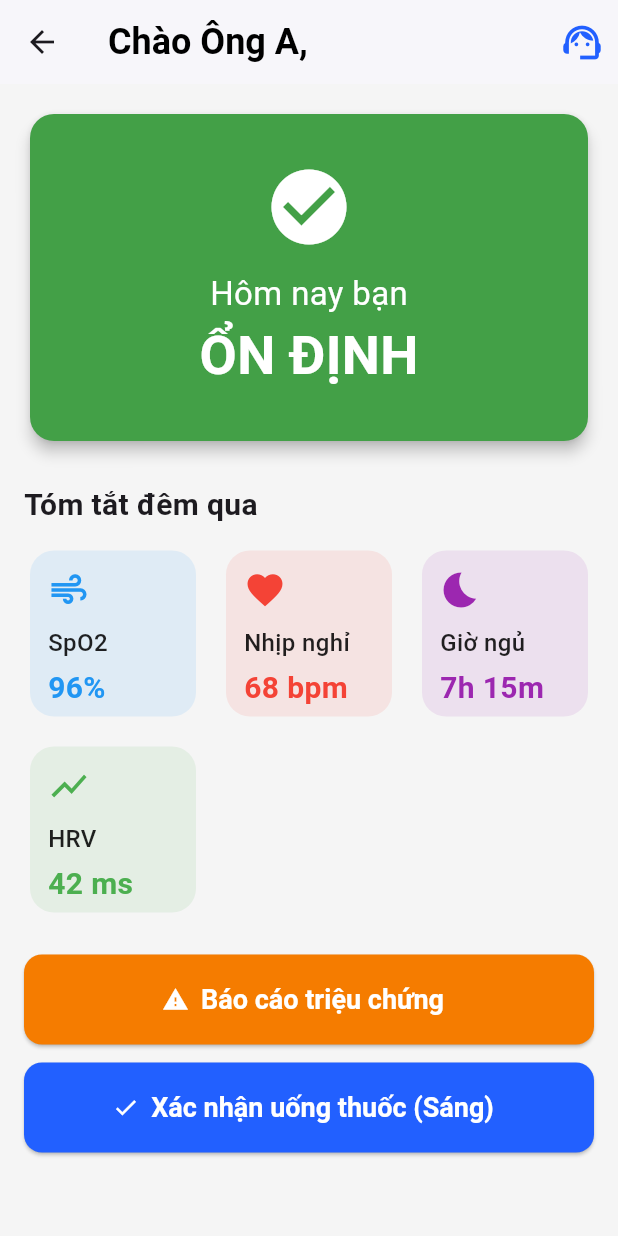
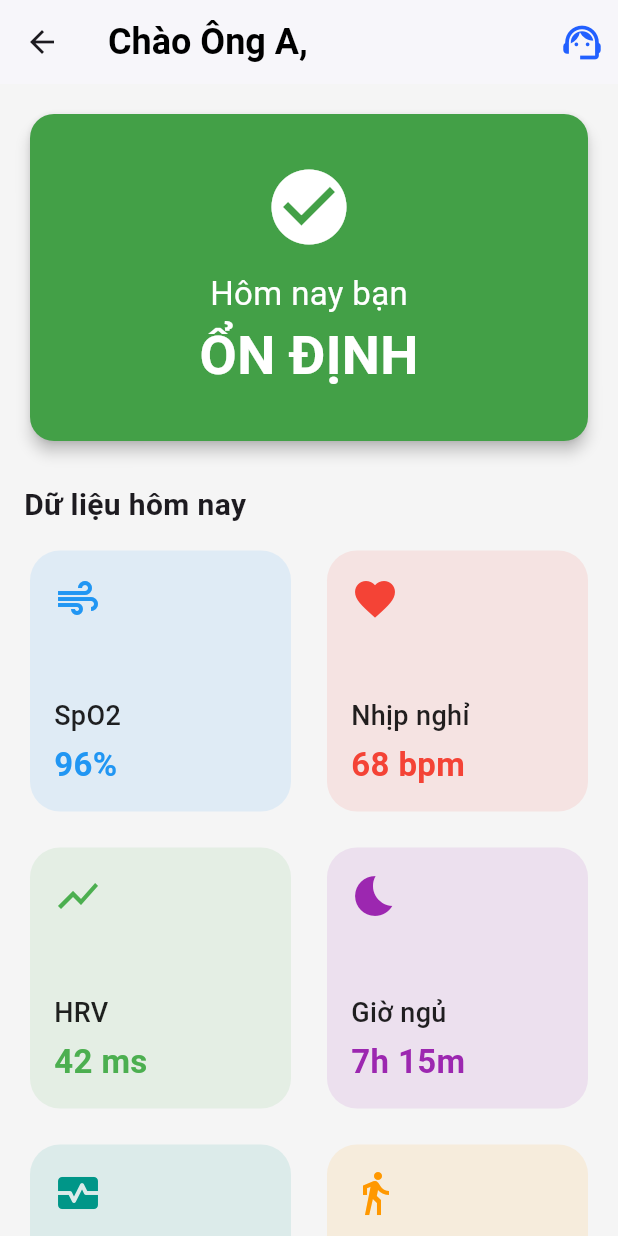
Before and after one commit to Thinhskyduck/smartheart-app, a Flutter app: the DashboardScreen screen opened directly, on a phone screen of 412 x 824 dp. Run offline on Flutter 3.47's test engine with Material 3 defaults, Android fonts, the phone set to English and light mode, and no system bars; our stand-ins replace fl_chart.

Commit message:
Upgrade dashboard and health stats UI
Enhanced the dashboard grid to show 6 metrics in 2 columns, improved metric card design with null handling, and updated button styles. Refactored health stats screen to display 4 main charts, 2 non-chart cards, and improved chart rendering and legend interactions for better clarity and usability.

```diff
--- a/lib/dashboard_screen.dart
+++ b/lib/dashboard_screen.dart
@@ -1,6 +1,5 @@
 import 'package:flutter/material.dart';
 import 'package:flutter/cupertino.dart';
-
 import 'symptom_report_screen.dart';
 
 const Color primaryColor = Color(0xFF2260FF);
@@ -11,6 +10,14 @@ enum AIStatus { stable, warning, danger }
 class DashboardScreen extends StatelessWidget {
   final AIStatus currentStatus = AIStatus.stable;
   final String patientName = "Ông A";
+
+  // Dữ liệu giả lập - bạn có thể truyền `null` để test
+  final String? spo2Value = "96%";
+  final String? hrValue = "68 bpm";
+  final String? hrvValue = "42 ms";
+  final String? sleepValue = "7h 15m";
+  final String? ecgValue = "Nhịp Xoang"; // ECG
+  final String? activityValue = "3,205 Bước"; // Vận động
 
   Color getStatusColor() {
     // ... (Giữ nguyên)
@@ -23,6 +30,7 @@ class DashboardScreen extends StatelessWidget {
         return Colors.red[700]!;
     }
   }
+
   String getStatusText() {
     // ... (Giữ nguyên)
     switch (currentStatus) {
@@ -34,6 +42,7 @@ class DashboardScreen extends StatelessWidget {
         return "CẢNH BÁO";
     }
   }
+
   IconData getStatusIcon() {
     // ... (Giữ nguyên)
     switch (currentStatus) {
@@ -73,32 +82,35 @@ class DashboardScreen extends StatelessWidget {
           child: Column(
             crossAxisAlignment: CrossAxisAlignment.stretch,
             children: [
-              _buildAIStatusCard(), // Thẻ này đã đẹp, giữ nguyên
+              _buildAIStatusCard(),
               SizedBox(height: 24),
 
               Text(
-                "Tóm tắt đêm qua",
+                "Dữ liệu hôm nay", // Đổi tiêu đề
                 style: TextStyle(fontSize: 20, fontWeight: FontWeight.bold),
               ),
               SizedBox(height: 12),
 
-              // ======== NÂNG CẤP GIAO DIỆN LƯỚI ========
+              // ======== NÂNG CẤP LƯỚI 2 CỘT (6 CHỈ SỐ) ========
               GridView.count(
-                crossAxisCount: 3, // 3 cột
-                crossAxisSpacing: 12,
-                mainAxisSpacing: 12,
-                shrinkWrap: true, // Quan trọng: để GridView không cuộn
-                physics: NeverScrollableScrollPhysics(), // và không chiếm full
+                crossAxisCount: 2, // 2 cột
+                crossAxisSpacing: 16, // Tăng khoảng cách
+                mainAxisSpacing: 16,  // Tăng khoảng cách
+                shrinkWrap: true,
+                physics: NeverScrollableScrollPhysics(),
                 children: [
                   _buildMetricCard(
-                      "SpO2", "96%", Icons.air, Colors.blue),
+                      "SpO2", spo2Value, Icons.air, Colors.blue),
                   _buildMetricCard(
-                      "Nhịp nghỉ", "68 bpm", Icons.favorite, Colors.red),
+                      "Nhịp nghỉ", hrValue, Icons.favorite, Colors.red),
                   _buildMetricCard(
-                      "Giờ ngủ", "7h 15m", Icons.bedtime, Colors.purple),
+                      "HRV", hrvValue, Icons.show_chart, Colors.green),
                   _buildMetricCard(
-                      "HRV", "42 ms", Icons.show_chart, Colors.green),
-                  // Bạn có thể thêm các chỉ số khác
+                      "Giờ ngủ", sleepValue, Icons.bedtime, Colors.purple),
+                  _buildMetricCard(
+                      "ECG (Cuối)", ecgValue, Icons.monitor_heart, Colors.teal),
+                  _buildMetricCard(
+                      "Vận động", activityValue, Icons.directions_walk, Colors.orange),
                 ],
               ),
               // ======== KẾT THÚC NÂNG CẤP LƯỚI ========
@@ -113,7 +125,7 @@ class DashboardScreen extends StatelessWidget {
   }
 
   Widget _buildAIStatusCard() {
-    // (Giữ nguyên code của widget này, nó đã đẹp)
+    // (Giữ nguyên code của widget này)
     return Card(
       elevation: 4,
       color: getStatusColor(),
@@ -142,40 +154,43 @@ class DashboardScreen extends StatelessWidget {
     );
   }
 
-  // ======== NÂNG CẤP GIAO DIỆN THẺ CHỈ SỐ ========
+  // ======== NÂNG CẤP THẺ CHỈ SỐ (XỬ LÝ NULL VÀ LỖI withOpacity) ========
   Widget _buildMetricCard(
-      String title, String value, IconData icon, Color color) {
+      String title, String? value, IconData icon, Color color) {
+    bool hasData = value != null;
+
     return Card(
       elevation: 0, // Thiết kế phẳng
-      color: color.withOpacity(0.1), // Màu nền nhẹ
+      // Sửa lỗi: dùng withAlpha
+      color: hasData ? color.withAlpha((255 * 0.1).round()) : Colors.grey[100],
       shape: RoundedRectangleBorder(
-        borderRadius: BorderRadius.circular(16),
-        // side: BorderSide(color: color.withOpacity(0.3), width: 1), // Viền nhẹ
+        borderRadius: BorderRadius.circular(20), // Bo tròn hơn
       ),
       child: Padding(
-        padding: const EdgeInsets.all(12.0),
+        padding: const EdgeInsets.all(16.0), // Tăng padding
         child: Column(
           mainAxisAlignment: MainAxisAlignment.center,
           crossAxisAlignment: CrossAxisAlignment.start,
           children: [
-            Icon(icon, color: color, size: 28),
-            SizedBox(height: 10),
+            Icon(icon, color: hasData ? color : Colors.grey[400], size: 32), // Icon to hơn
+            Spacer(),
             Text(
               title,
               style: TextStyle(
-                fontSize: 16,
+                fontSize: 18, // Chữ to hơn
                 fontWeight: FontWeight.w500,
-                color: Colors.black87,
+                color: hasData ? Colors.black87 : Colors.grey[600],
               ),
             ),
             SizedBox(height: 4),
             Text(
-              value,
+              hasData ? value : "Không có dữ liệu",
               style: TextStyle(
-                fontSize: 20,
+                fontSize: 22, // Chữ to hơn
                 fontWeight: FontWeight.bold,
-                color: color,
+                color: hasData ? color : Colors.grey[500],
               ),
+              overflow: TextOverflow.ellipsis,
             ),
           ],
         ),
@@ -184,14 +199,13 @@ class DashboardScreen extends StatelessWidget {
   }
   // ======== KẾT THÚC NÂNG CẤP THẺ CHỈ SỐ ========
 
-  // ======== BỎ 2 NÚT TEST, THAY ĐỔI MÀU SẮC ========
   Widget _buildActionButtons(BuildContext context) {
+    // (Giữ nguyên code của widget này, đã bỏ 2 nút test)
     return Column(
       children: [
-        // Nút Báo cáo, dùng màu Cam (Warning)
         ElevatedButton.icon(
           style: ElevatedButton.styleFrom(
-            backgroundColor: Colors.orange[700], // <-- Sửa màu
+            backgroundColor: Colors.orange[700],
             foregroundColor: Colors.white,
             minimumSize: Size(double.infinity, 60),
             shape:
@@ -216,11 +230,9 @@ class DashboardScreen extends StatelessWidget {
           },
         ),
         SizedBox(height: 12),
-
-        // Nút Xác nhận thuốc, dùng màu chính
         ElevatedButton.icon(
           style: ElevatedButton.styleFrom(
-            backgroundColor: primaryColor, // <-- Dùng màu chính
+            backgroundColor: primaryColor,
             minimumSize: Size(double.infinity, 60),
             shape:
                 RoundedRectangleBorder(borderRadius: BorderRadius.circular(12)),
@@ -231,13 +243,9 @@ class DashboardScreen extends StatelessWidget {
             style: TextStyle(fontSize: 18, fontWeight: FontWeight.bold),
           ),
           onPressed: () {
-            // Logic: Chuyển sang Tab Thuốc
-            // Bạn có thể dùng Provider/Riverpod để gọi hàm đổi tab
-            // Hoặc để tạm
+            // Logic
           },
         ),
-
-        // ĐÃ XÓA 2 NÚT TEST
       ],
     );
   }
```
Also changed, not shown: lib/health_stats_screen.dart (+243 -151 lines).
